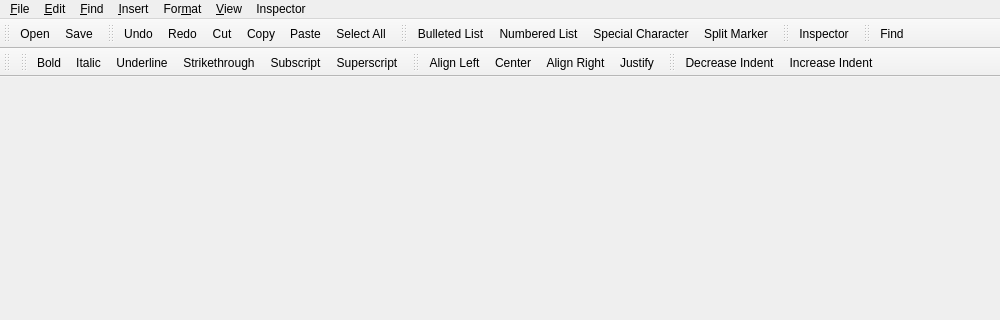
First picture: the form in main.ui, repository Sigil-Ebook/PageEdit, before the edit; both pictures show x 0 to 1000 and y 0 to 320 of the 1000 by 700 pixel window.
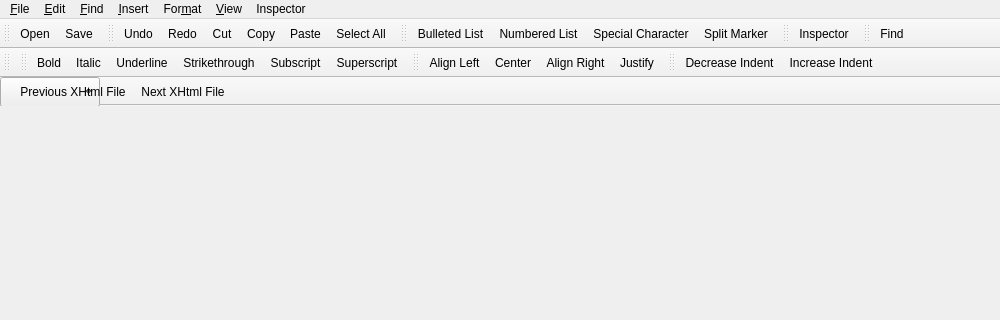
Second picture: the form after the edit. Icons and pictures are not drawn.

Patch:
```diff
--- a/main.ui
+++ b/main.ui
@@ -312,6 +312,21 @@
    <addaction name="actionIncreaseIndent"/>
   </widget>
 
+  <widget class="QToolBar" name="toolBarNavigate">
+   <property name="windowTitle">
+    <string>Navigate</string>
+   </property>
+   <attribute name="toolBarArea">
+    <enum>TopToolBarArea</enum>
+   </attribute>
+   <attribute name="toolBarBreak">
+    <bool>true</bool>
+   </attribute>
+   <addaction name="actionPrev"/>
+   <addaction name="actionNext"/>
+   <widget class="QComboBox" name="cbNavigate" />
+  </widget>
+
   <widget class="QStatusBar" name="statusbar"/>
 
   <action name="actionSave">
@@ -970,6 +985,38 @@
    </property>
   </action>
 
+  <action name="actionNext">
+   <property name="checkable">
+    <bool>false</bool>
+   </property>
+   <property name="icon">
+    <iconset resource="./icons/icons.qrc">
+     <normaloff>:/icons/arrow-right_48px.png</normaloff>:/icons/arrow-right_48px.png</iconset>
+   </property>
+   <property name="text">
+    <string>Next XHtml File</string>
+   </property>
+   <property name="toolTip">
+    <string>Navigate to the Next File in the Spine List</string>
+   </property>
+  </action>
+
+  <action name="actionPrev">
+   <property name="checkable">
+    <bool>false</bool>
+   </property>
+   <property name="icon">
+    <iconset resource="./icons/icons.qrc">
+     <normaloff>:/icons/arrow-left_48px.png</normaloff>:/icons/arrow-left_48px.png</iconset>
+   </property>
+   <property name="text">
+    <string>Previous XHtml File</string>
+   </property>
+   <property name="toolTip">
+    <string>Navigate to the Previous Xhtml File in the Spine List</string>
+   </property>
+  </action>
+
  </widget>
  <resources>
   <include location="./icons/icons.qrc"/>
```
